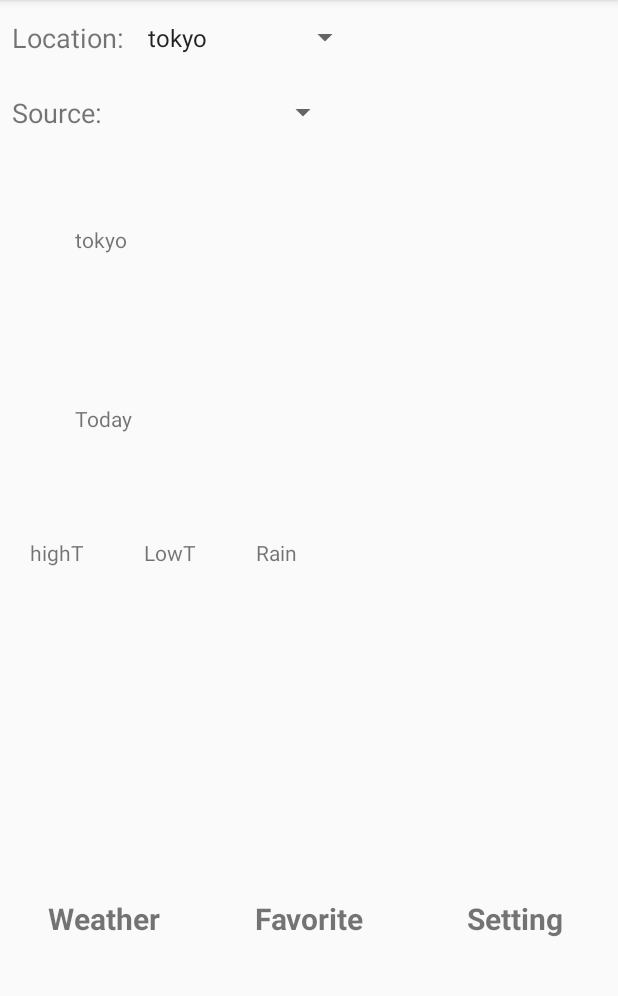
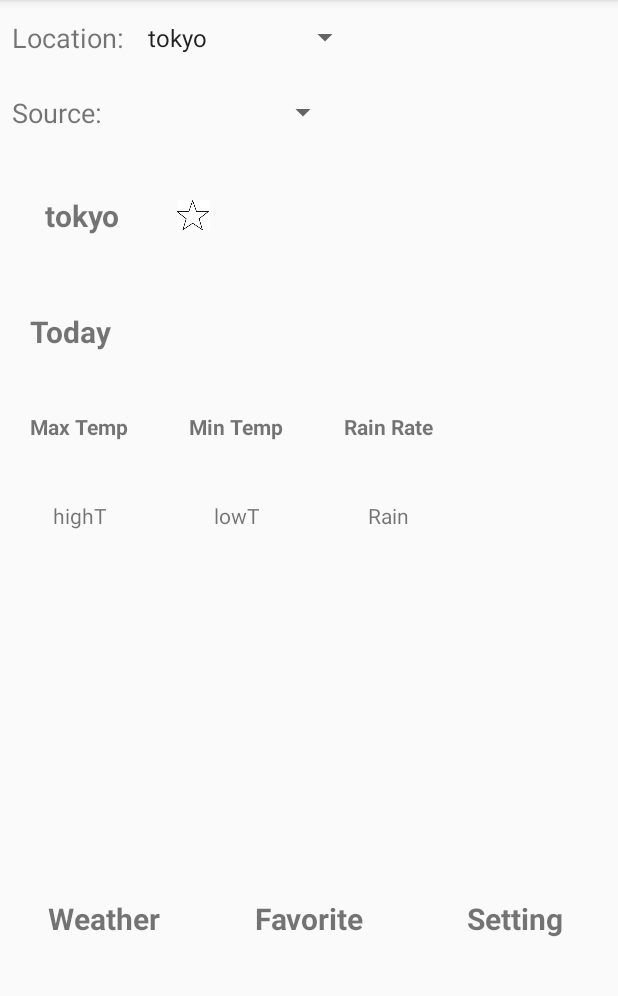
Before and after one commit to cylee81/weather-ensemble, an Android app: the screen it shows after launch (MainActivity), on a phone screen of 412 x 824 dp, the part 84-1080 px from its top. Run offline under Robolectric (Android 15) with nearby library versions, the phone set to English and light mode, and no system bars; network calls fail; 1 statement that could not run was skipped.

Commit message:
init favorite

```diff
--- /dev/null
+++ b/Weather/app/src/main/res/layout/favorite.xml
@@ -0,0 +1,6 @@
+<?xml version="1.0" encoding="utf-8"?>
+<LinearLayout xmlns:android="http://schemas.android.com/apk/res/android"
+    android:layout_width="match_parent"
+    android:layout_height="match_parent">
+
+</LinearLayout>
--- a/Weather/app/src/main/res/layout/main_fragment.xml
+++ b/Weather/app/src/main/res/layout/main_fragment.xml
@@ -56,9 +56,10 @@
             android:id="@+id/location"
             app:layout_constraintTop_toBottomOf="@id/sourceTV"
             app:layout_constraintStart_toStartOf="parent"
-            android:padding="50dp"
+            android:padding="30dp"
+            android:textSize="20sp"
+            android:textStyle="bold"
             />
-
         <TextView
             android:layout_width="wrap_content"
             android:layout_height="wrap_content"
@@ -66,34 +67,78 @@
             android:text="Today"
             app:layout_constraintTop_toBottomOf="@id/location"
             app:layout_constraintStart_toStartOf="parent"
-            android:padding="50dp"
+            android:padding="20dp"
+            android:textStyle="bold"
+            android:textSize="20sp"
+            />
+        <TextView
+            android:layout_width="wrap_content"
+            android:layout_height="wrap_content"
+            android:id="@+id/highT_TV"
+            app:layout_constraintTop_toBottomOf="@id/todayTV"
+            app:layout_constraintStart_toStartOf="parent"
+            android:text="Max Temp"
+            android:textStyle="bold"
+            android:padding="20dp"
             />
         <TextView
             android:layout_width="wrap_content"
             android:layout_height="wrap_content"
             android:id="@+id/highT"
-            app:layout_constraintTop_toBottomOf="@id/todayTV"
+            app:layout_constraintTop_toBottomOf="@id/highT_TV"
             app:layout_constraintStart_toStartOf="parent"
+            app:layout_constraintEnd_toEndOf="@id/highT_TV"
             android:text="highT"
             android:padding="20dp"
             />
         <TextView
             android:layout_width="wrap_content"
             android:layout_height="wrap_content"
+            android:id="@+id/lowT_TV"
+            app:layout_constraintTop_toBottomOf="@id/todayTV"
+            app:layout_constraintStart_toEndOf="@id/highT_TV"
+            android:text="Min Temp"
+            android:textStyle="bold"
+            android:padding="20dp"
+            />
+        <TextView
+            android:layout_width="wrap_content"
+            android:layout_height="wrap_content"
             android:id="@+id/lowT"
+            app:layout_constraintTop_toBottomOf="@id/lowT_TV"
+            app:layout_constraintStart_toStartOf="@id/lowT_TV"
+            app:layout_constraintEnd_toEndOf="@id/lowT_TV"
+            android:text="lowT"
+            android:padding="20dp"
+            />
+        <TextView
+            android:layout_width="wrap_content"
+            android:layout_height="wrap_content"
+            android:id="@+id/rainTV"
             app:layout_constraintTop_toBottomOf="@id/todayTV"
-            app:layout_constraintStart_toEndOf="@id/highT"
-            android:text="LowT"
+            app:layout_constraintStart_toEndOf="@id/lowT_TV"
+            android:text="Rain Rate"
+            android:textStyle="bold"
             android:padding="20dp"
             />
         <TextView
             android:layout_width="wrap_content"
             android:layout_height="wrap_content"
             android:id="@+id/rain"
-            app:layout_constraintTop_toBottomOf="@id/todayTV"
-            app:layout_constraintStart_toEndOf="@id/lowT"
+            app:layout_constraintTop_toBottomOf="@id/rainTV"
+            app:layout_constraintStart_toStartOf="@id/rainTV"
+            app:layout_constraintEnd_toEndOf="@id/rainTV"
             android:text="Rain"
             android:padding="20dp"
             />
+
+        <ImageView
+            android:layout_width="37dp"
+            android:layout_height="22dp"
+            android:src="@drawable/unstar"
+            app:layout_constraintStart_toEndOf="@id/location"
+            app:layout_constraintTop_toBottomOf="@id/sourceTV"
+            app:layout_constraintBottom_toBottomOf="@id/location"
+            />
     </androidx.constraintlayout.widget.ConstraintLayout>
 </androidx.appcompat.widget.LinearLayoutCompat>
```
Also changed, not shown: Weather/app/src/main/java/edu/cs371m/weather/ui/main/FavoriteFragment.kt (added, +65 -0 lines), Weather/app/src/main/java/edu/cs371m/weather/ui/main/PostRowAdapter.kt (added, +75 -0 lines), Weather/app/src/main/res/layout/row_post.xml (added, +38 -0 lines), Weather/app/src/main/res/drawable-v24/star.png (added), Weather/app/src/main/res/drawable/star.png/star.jpg (added), Weather/app/src/main/res/drawable/unstar.png (added).
